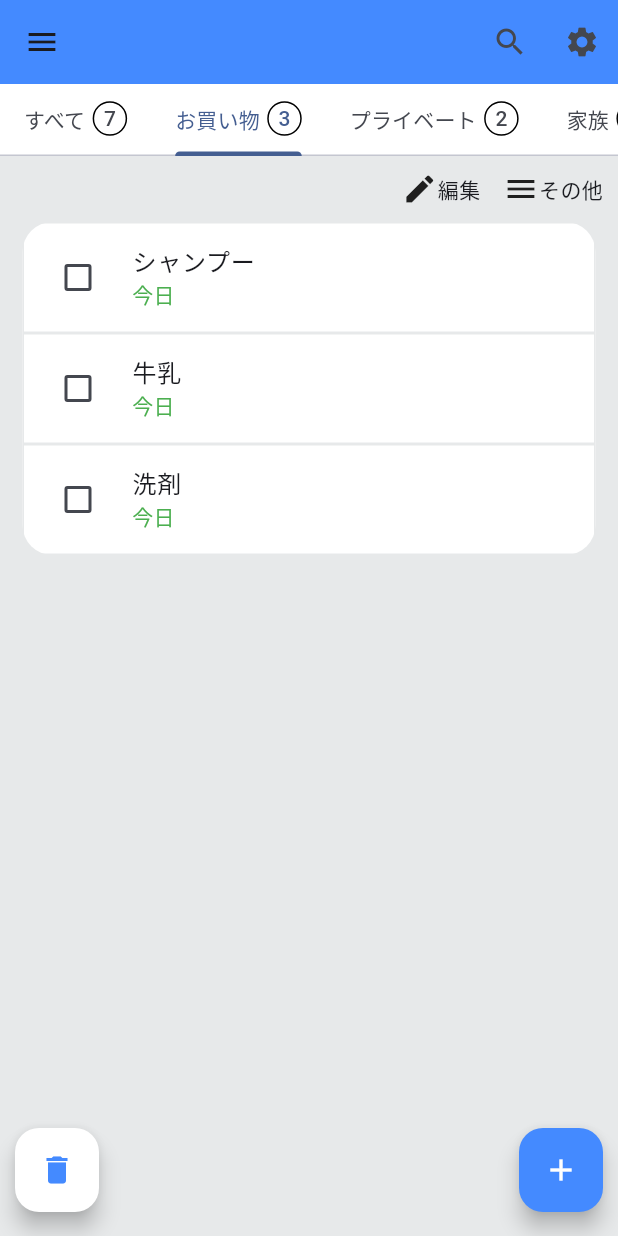
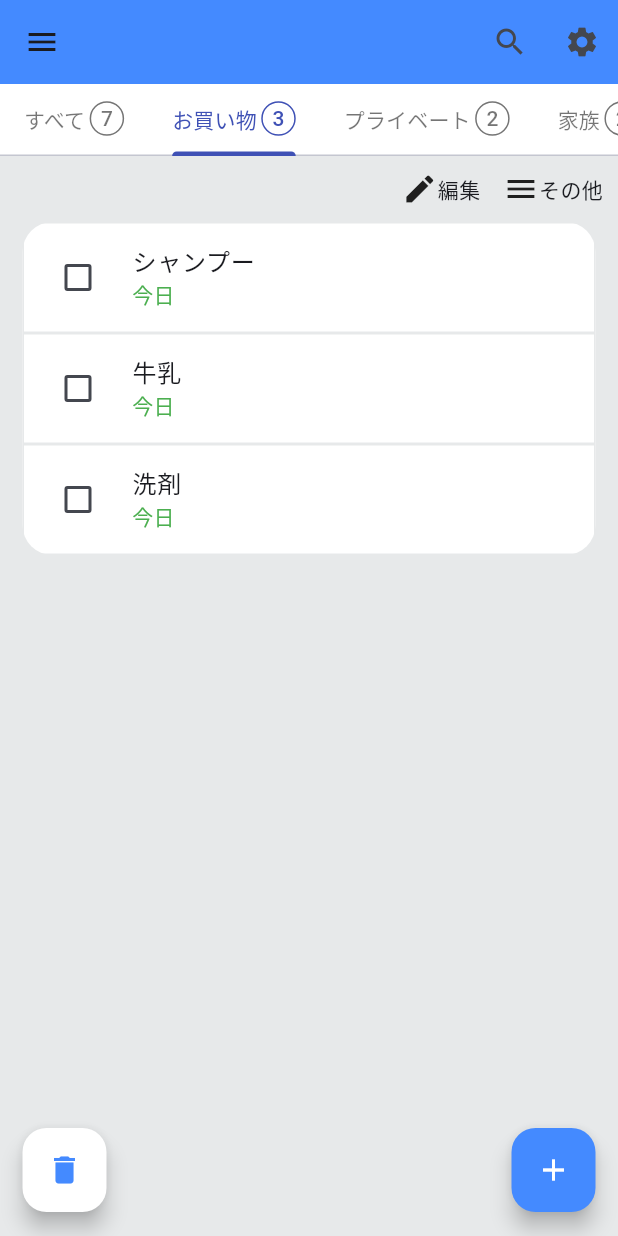
Before and after one commit to sebayashi-tomoya/demo_todo_app, a Flutter app: the screen it shows after launch, tab 2 chosen, on a phone screen of 412 x 824 dp. Run offline on Flutter 3.47's test engine with Material 3 defaults, Android fonts, the light colour scheme and no system bars; our stand-ins replace flutter_hooks, flutter_riverpod, freezed_annotation, hooks_riverpod, riverpod_annotation; generated files the repository leaves out were written again.

Commit message:
タブ内の色を統一

```diff
--- a/lib/presentation/pages/main_page/main_page.dart
+++ b/lib/presentation/pages/main_page/main_page.dart
@@ -11,33 +11,43 @@ import 'package:demo_todo_app/presentation/widgets/settings_button.dart';
 import 'package:demo_todo_app/presentation/widgets/todo_edit.dart';
 import 'package:demo_todo_app/presentation/widgets/todo_others.dart';
 import 'package:flutter/material.dart';
-import 'package:flutter_riverpod/flutter_riverpod.dart';
+import 'package:flutter_hooks/flutter_hooks.dart';
+import 'package:hooks_riverpod/hooks_riverpod.dart';
 import '../../theme/app_colors.dart';
 
 /// メイン画面
-class MainPage extends ConsumerWidget {
+class MainPage extends HookConsumerWidget {
   const MainPage({super.key});
 
   @override
   Widget build(BuildContext context, WidgetRef ref) {
-    // 現在のタブインデックスを管理するプロバイダー
-    final tabIndex = ref.watch(tabIndexNotifierProvider);
+    // 現在のタブインデックス
+    final currentIndex = ref.watch(tabIndexNotifierProvider);
     // グループ
     final groups = ref.watch(todoGroupsNotifierProvider);
+    // タブのコントローラー（groupの数 ＋ ’＋’ボタンのため length+1）
+    final tabController = useTabController(initialLength: groups.length + 1);
+    // タブ変更時のイベント
+    useEffect(() {
+      tabController.addListener(() {
+        ref.read(tabIndexNotifierProvider.notifier).updateState(tabController.index);
+      });
+      return null;
+    }, [tabController]);
 
-    List<Widget> createTab(){
+    List<Widget> createTabs(){
       var resultList = <Widget>[];
-      for (final item in groups){
-        resultList.add(GroupTab(currentGroup: item));
+      for (int i = 0; i < groups.length; i++){
+        resultList.add(GroupTab(
+          currentGroup: groups[i],
+          index: i
+        ));
       }
       resultList.add(Tab(text: "+"));
       return resultList;
     }
 
-    return DefaultTabController(
-      // groupの数+”＋”ボタンのため+1
-      length: groups.length + 1,
-      child: Scaffold(
+    return Scaffold(
       backgroundColor: AppColors.mainBackground,
 
       // 画面上部
@@ -49,16 +59,18 @@ class MainPage extends ConsumerWidget {
           SerchButton(),
           SettingsButton(),
         ],
+
+        // グループ表示欄
         bottom: ColoredTabBar(
           color: AppColors.white,
           tabBar: TabBar(
+            controller:  tabController,
+            indicatorColor: AppColors.selectedTab,
+            labelColor: AppColors.selectedTab,
+            unselectedLabelColor: AppColors.noSelectedTab,
             tabAlignment: TabAlignment.start,
             isScrollable: true,
-                onTap: (index) {
-                  final tabIndexNotifier = ref.read(tabIndexNotifierProvider.notifier);
-                  tabIndexNotifier.updateState(index);
-                },
-                tabs: createTab()
+            tabs: createTabs()
           ),
         ),
       ),
@@ -86,7 +98,7 @@ class MainPage extends ConsumerWidget {
                   // Todo一覧
                   Padding(
                     padding: const EdgeInsets.symmetric(horizontal: 15),
-                        child: TodoList(tabIndex: tabIndex)
+                    child: TodoList(tabIndex: currentIndex)
                   ),
                 ],
               ),
@@ -99,7 +111,7 @@ class MainPage extends ConsumerWidget {
       floatingActionButtonLocation: FloatingActionButtonLocation.centerFloat,
       floatingActionButton: const Padding(
         // 左右にpadding
-            padding: EdgeInsets.symmetric(horizontal: 10),
+        padding: EdgeInsets.symmetric(horizontal: 15),
         child: Row(
           mainAxisAlignment: MainAxisAlignment.spaceBetween,
           children: [
@@ -110,7 +122,6 @@ class MainPage extends ConsumerWidget {
           ],
         ),
       ),
-      ),
     );
   }
 }
--- a/lib/presentation/theme/app_colors.dart
+++ b/lib/presentation/theme/app_colors.dart
@@ -6,4 +6,6 @@ class AppColors {
   static const mainBackground = Color.fromARGB(255, 231, 233, 234);
   static const green = Colors.green;
   static const white = Colors.white;
+  static const selectedTab = Colors.indigo;
+  static const noSelectedTab = Colors.black54;
 }
--- a/lib/presentation/widgets/group_tab.dart
+++ b/lib/presentation/widgets/group_tab.dart
@@ -1,29 +1,41 @@
+import 'package:demo_todo_app/application/state/tab_index_notifier.dart';
 import 'package:demo_todo_app/application/state/todos_notifier.dart';
 import 'package:demo_todo_app/domain/types/todoGroup.dart';
+import 'package:demo_todo_app/presentation/theme/app_colors.dart';
 import 'package:flutter/material.dart';
 import 'package:flutter_riverpod/flutter_riverpod.dart';
 
 class GroupTab extends ConsumerWidget {
   final TodoGroup currentGroup;
+  final int index;
 
   const GroupTab({
     super.key,
-    required this.currentGroup
+    required this.currentGroup,
+    required this.index
   });
 
   @override
   Widget build(BuildContext context, WidgetRef ref) {
+    // 現在のタブインデックス
+    final currentIndex = ref.watch(tabIndexNotifierProvider);
+    // Todoのリスト
     final todos = ref.watch(todosNotifierProvider);
+    // 円の枠のカラー
+    final circleColor = currentIndex == index ? AppColors.selectedTab : AppColors.noSelectedTab;
 
     int getCount(){
+      // 削除済みのTodoは除外
       final notDeletedList = todos
         .where((e) => e.isDeleted == false)
         .toList();
 
+      // 'すべて'の場合は全部
       if (currentGroup.id == "GAll"){
         return notDeletedList.length;
       }
 
+      // それ以外はグループIDは一致するTodoのみ
       return notDeletedList
         .where((e) => e.groupId == currentGroup.id)
         .length;
@@ -32,8 +44,13 @@ class GroupTab extends ConsumerWidget {
     return Tab(
       child: Row(
         children: [
+          // グループ名
           Text(currentGroup.name),
-          const SizedBox(width: 5.0),
+
+          // padding
+          const SizedBox(width: 3.0),
+
+          // グループ内のTodo件数
           Container(
             height: 23.0,
             width: 23.0,
@@ -41,10 +58,11 @@ class GroupTab extends ConsumerWidget {
                 shape: BoxShape.circle,
                 border: Border.all(
                   width: 1.0,
+                  color: circleColor
                 ),
               ),
             child: Center(
-              child: Text(getCount().toString())
+              child: Text(getCount().toString()),
             ),
           ),
         ],
--- a/pubspec.yaml
+++ b/pubspec.yaml
@@ -8,6 +8,8 @@ environment:
   sdk: '>=3.4.3 <4.0.0'
 
 dependencies:
+  flutter_hooks:
+  hooks_riverpod:
   flutter_riverpod:
   freezed_annotation:
   flutter:
```
Also changed, not shown: lib/application/di/usecases.dart (line endings or trailing spaces), pubspec.lock. Lines whose indentation alone changed are shown as unchanged.
